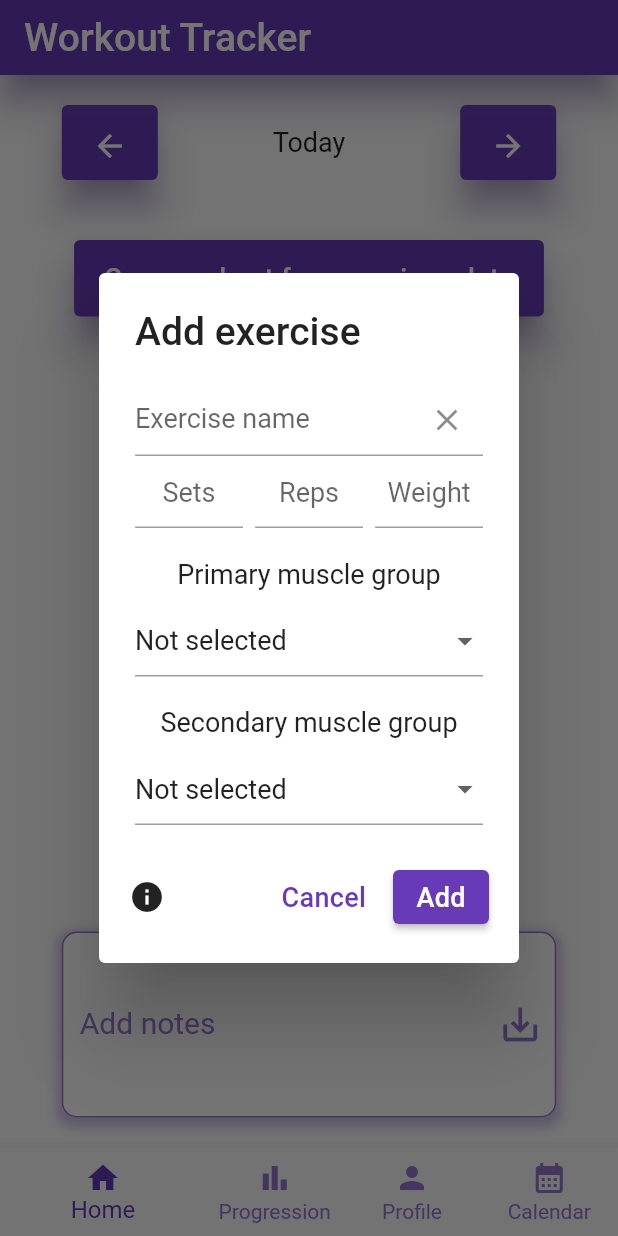
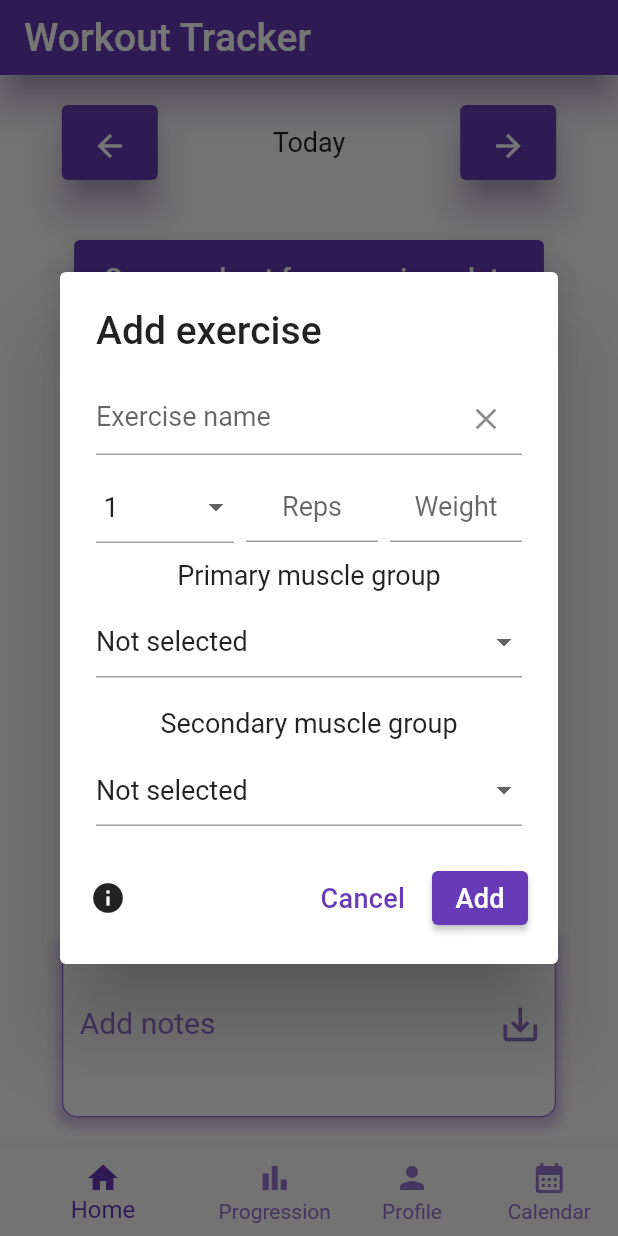
Before and after one commit to rpjuja/workout-logger-flutter, a Flutter app: the screen it shows once a user with an empty profile is signed in, after a tap on "Add exercise", on a phone screen of 412 x 824 dp. Run offline on Flutter 3.47's test engine with Material 2 defaults, Android fonts, the phone set to English and light mode, and no system bars; our stand-ins replace email_validator, firebase_auth, firebase_core, firebase_database, fl_chart, google_sign_in; accounts and stored records are empty; generated files the repository leaves out were written again.

Commit message:
Change exercise sets field to a list of sets that includes reps and weight. Make workout_page and progression_page copmliant with the changes and update tests

```diff
--- a/lib/progression_widgets/progression_chart.dart
+++ b/lib/progression_widgets/progression_chart.dart
@@ -85,7 +85,7 @@ class _ProgressionChartState extends State<ProgressionChart> {
                         if (primaryMuscle == widget.selectedGroup.name ||
                             secondaryMuscle == widget.selectedGroup.name)
                           {
-                            exerciseSets = double.parse(exercise.child("sets").value.toString()),
+                            exerciseSets = exercise.child("sets").children.length.toDouble(),
                             exerciseDate = DateTime(
                                 int.parse(queryYear), int.parse(queryMonth), int.parse(day.key!)),
                             weekOfYear = weeksBetween(firstOfJanuary, exerciseDate),
--- a/lib/workout_widgets/add_exercise.dart
+++ b/lib/workout_widgets/add_exercise.dart
@@ -30,8 +30,8 @@ class _AddExerciseState extends State<AddExercise> {
     _workoutRef = widget.testDatabaseReference ?? FirebaseDatabase.instance.ref("exercises");
   }
 
-  Future<void> _addExercise(String name, String sets, String reps, String weight,
-      MuscleGroup primary, MuscleGroup secondary) async {
+  Future<void> _addExercise(
+      String name, Map<dynamic, dynamic> sets, MuscleGroup primary, MuscleGroup secondary) async {
     final date = widget.selectedDate.toString().split(" ")[0];
     final String queryYear = date.split("-")[0],
         queryMonth = date.split("-")[1],
@@ -45,8 +45,6 @@ class _AddExerciseState extends State<AddExercise> {
           .set({
             'name': name,
             'sets': sets,
-            'reps': reps,
-            'weight': weight,
             'primaryMuscleGroup': primary.name.toString(),
             'secondaryMuscleGroup': secondary.name.toString(),
           })
--- a/lib/workout_widgets/exercise_form.dart
+++ b/lib/workout_widgets/exercise_form.dart
@@ -4,7 +4,7 @@ import '../muscle_group.dart';
 import 'exercise_entry.dart';
 
 class ExerciseForm extends StatefulWidget {
-  final Function(String, String, String, String, MuscleGroup, MuscleGroup) onConfirm;
+  final Function(String, Map<dynamic, dynamic>, MuscleGroup, MuscleGroup) onConfirm;
 
   const ExerciseForm({
     Key? key,
@@ -22,9 +22,9 @@ class ExerciseForm extends StatefulWidget {
 
 class _ExerciseFormState extends State<ExerciseForm> {
   final _nameController = TextEditingController();
-  final _setsController = TextEditingController();
-  final _repsController = TextEditingController();
-  final _weightController = TextEditingController();
+  int _setAmount = 1;
+  final List<TextEditingController> _repsControllers = <TextEditingController>[];
+  final List<TextEditingController> _weightControllers = <TextEditingController>[];
   MuscleGroup _selectedPrimaryMuscleGroup = MuscleGroup.none;
   MuscleGroup _selectedSecondaryMuscleGroup = MuscleGroup.none;
   final _formKey = GlobalKey<FormState>();
@@ -36,9 +36,13 @@ class _ExerciseFormState extends State<ExerciseForm> {
     super.initState();
     if (widget.exercise != null) {
       _nameController.text = widget.exercise!.name;
-      _setsController.text = widget.exercise!.sets;
-      _repsController.text = widget.exercise!.reps;
-      _weightController.text = widget.exercise!.weight;
+      _setAmount = widget.exercise!.sets.length;
+      for (int i = 0; i < widget.exercise!.sets.length; i++) {
+        _repsControllers.add(TextEditingController());
+        _weightControllers.add(TextEditingController());
+        _repsControllers[i].text = widget.exercise!.sets[i]['reps'].toString();
+        _weightControllers[i].text = widget.exercise!.sets[i]['weight'].toString();
+      }
       _selectedPrimaryMuscleGroup = widget.exercise!.primaryMuscleGroup;
       _selectedSecondaryMuscleGroup = widget.exercise!.secondaryMuscleGroup;
     }
@@ -47,18 +51,25 @@ class _ExerciseFormState extends State<ExerciseForm> {
   @override
   void dispose() {
     _nameController.dispose();
-    _setsController.dispose();
-    _repsController.dispose();
-    _weightController.dispose();
+    for (TextEditingController controller in _repsControllers) {
+      controller.dispose();
+    }
+    for (TextEditingController controller in _weightControllers) {
+      controller.dispose();
+    }
     super.dispose();
   }
 
   void _clearForm() {
     _nameController.clear();
-    _setsController.clear();
-    _repsController.clear();
-    _weightController.clear();
+    for (TextEditingController controller in _repsControllers) {
+      controller.clear();
+    }
+    for (TextEditingController controller in _weightControllers) {
+      controller.clear();
+    }
     setState(() {
+      _setAmount = 1;
       _selectedPrimaryMuscleGroup = MuscleGroup.none;
       _selectedSecondaryMuscleGroup = MuscleGroup.none;
     });
@@ -95,35 +106,63 @@ class _ExerciseFormState extends State<ExerciseForm> {
                   ),
                 ),
               ),
+              const SizedBox(
+                height: 10,
+              ),
               Row(
-                mainAxisAlignment: MainAxisAlignment.spaceEvenly,
                 children: [
-                  Expanded(
-                    child: TextFormField(
-                      key: const Key('exerciseSetsField'),
-                      controller: _setsController,
-                      validator: (value) {
-                        if (value == null || !_isNumeric(value)) {
-                          return 'Please enter a number';
-                        } else if (int.parse(value) <= 0 || int.parse(value) > 10) {
-                          return 'Please enter a number between 1 and 10';
-                        }
-                        return null;
+                  Flexible(
+                    fit: FlexFit.loose,
+                    flex: 1,
+                    // Dropdown button for sets
+                    child: DropdownButtonFormField<String>(
+                      key: const Key('exerciseSetsDropdown'),
+                      isDense: true,
+                      menuMaxHeight: MediaQuery.of(context).size.height * 0.3,
+                      alignment: Alignment.center,
+                      focusColor: Colors.white,
+                      value: _setAmount.toString(),
+                      items: List.generate(10, (index) => index + 1)
+                          .map((sets) => DropdownMenuItem<String>(
+                                value: sets.toString(),
+                                child: Text(sets.toString()),
+                              ))
+                          .toList(),
+                      onChanged: (value) {
+                        setState(() {
+                          _setAmount = int.parse(value!);
+                        });
                       },
-                      textAlign: TextAlign.center,
-                      decoration: const InputDecoration(
-                        hintText: 'Sets',
-                        errorMaxLines: 3,
-                      ),
                     ),
                   ),
                   const SizedBox(
                     width: 8,
                   ),
+                  Flexible(
+                    fit: FlexFit.loose,
+                    flex: 2,
+                    child: SizedBox(
+                      // Make the listview scrollable if there are too many sets to show on the screen
+                      height: MediaQuery.of(context).size.height * 0.06 * _setAmount >
+                              MediaQuery.of(context).size.height * 0.24
+                          ? MediaQuery.of(context).size.height * 0.24
+                          : MediaQuery.of(context).size.height * 0.06 * _setAmount,
+                      width: MediaQuery.of(context).size.width,
+                      child: ListView.builder(
+                          itemCount: _setAmount,
+                          itemBuilder: (BuildContext context, int index) {
+                            // Check that there are controllers shown for the amount of sets specified
+                            // filter out the empty controllers later
+                            if (index >= _repsControllers.length) {
+                              _repsControllers.add(TextEditingController());
+                              _weightControllers.add(TextEditingController());
+                            }
+                            return Row(
+                              children: [
                                 Expanded(
                                   child: TextFormField(
-                      key: const Key('exerciseRepsField'),
-                      controller: _repsController,
+                                    key: Key('exerciseRepsField$index'),
+                                    controller: _repsControllers[index],
                                     validator: (value) {
                                       if (value == null || !_isNumeric(value)) {
                                         return 'Please enter a number';
@@ -142,8 +181,8 @@ class _ExerciseFormState extends State<ExerciseForm> {
                                 ),
                                 Expanded(
                                   child: TextFormField(
-                      key: const Key('exerciseWeightField'),
-                      controller: _weightController,
+                                    key: Key('exerciseWeightField$index'),
+                                    controller: _weightControllers[index],
                                     validator: (value) {
                                       if (value == null || !_isNumeric(value)) {
                                         return 'Please enter a number';
@@ -158,9 +197,17 @@ class _ExerciseFormState extends State<ExerciseForm> {
                                   ),
                                 ),
                               ],
+                            );
+                          }),
+                    ),
                   ),
                   const SizedBox(
                     height: 20,
+                  ),
+                ],
+              ),
+              const SizedBox(
+                height: 10,
               ),
               const Text("Primary muscle group"),
               const SizedBox(height: 10),
@@ -250,13 +297,19 @@ class _ExerciseFormState extends State<ExerciseForm> {
               key: const Key('confirmButton'),
               onPressed: () {
                 if (_formKey.currentState!.validate()) {
+                  // Create a map of sets that filters out the empty controllers
+                  // and is the length of the amount of sets specified
+                  Map<dynamic, dynamic> sets = {};
+                  for (int i = 0; i < _setAmount; i++) {
+                    if (_repsControllers[i].text != "") {
+                      sets[i] = {
+                        "reps": _repsControllers[i].text,
+                        "weight": _weightControllers[i].text
+                      };
+                    }
+                  }
                   widget
-                      .onConfirm(
-                          _nameController.text,
-                          _setsController.text,
-                          _repsController.text,
-                          _weightController.text,
-                          _selectedPrimaryMuscleGroup,
+                      .onConfirm(_nameController.text, sets, _selectedPrimaryMuscleGroup,
                           _selectedSecondaryMuscleGroup)
                       .then((value) => _clearForm());
                 }
--- a/lib/workout_widgets/exercise_list.dart
+++ b/lib/workout_widgets/exercise_list.dart
@@ -104,8 +104,6 @@ class _ExerciseListState extends State<ExerciseList> {
           id: key,
           name: value['name'],
           sets: value['sets'],
-          reps: value['reps'],
-          weight: value['weight'],
           primaryMuscleGroup: primaryMuscleGroup,
           secondaryMuscleGroup: secondaryMuscleGroup,
         ));
--- a/lib/workout_widgets/modify_exercise.dart
+++ b/lib/workout_widgets/modify_exercise.dart
@@ -23,8 +23,8 @@ class ModifyExercise extends StatefulWidget {
 class _ModifyExerciseState extends State<ModifyExercise> {
   final DatabaseReference _workoutRef = FirebaseDatabase.instance.ref("exercises");
 
-  Future<void> _modifyExercise(String name, String sets, String reps, String weight,
-      MuscleGroup primary, MuscleGroup secondary) async {
+  Future<void> _modifyExercise(
+      String name, Map<dynamic, dynamic> sets, MuscleGroup primary, MuscleGroup secondary) async {
     final date = widget.selectedDate.toString().split(" ")[0];
     final String queryYear = date.split("-")[0],
         queryMonth = date.split("-")[1],
@@ -36,8 +36,6 @@ class _ModifyExerciseState extends State<ModifyExercise> {
           .set({
             'name': name,
             'sets': sets,
-            'reps': reps,
-            'weight': weight,
             'primaryMuscleGroup': primary.name.toString(),
             'secondaryMuscleGroup': secondary.name.toString(),
           })
```
Also changed, not shown: lib/workout_widgets/exercise_entry.dart (+39 -11 lines), 1 other file. Lines whose indentation alone changed are shown as unchanged.
